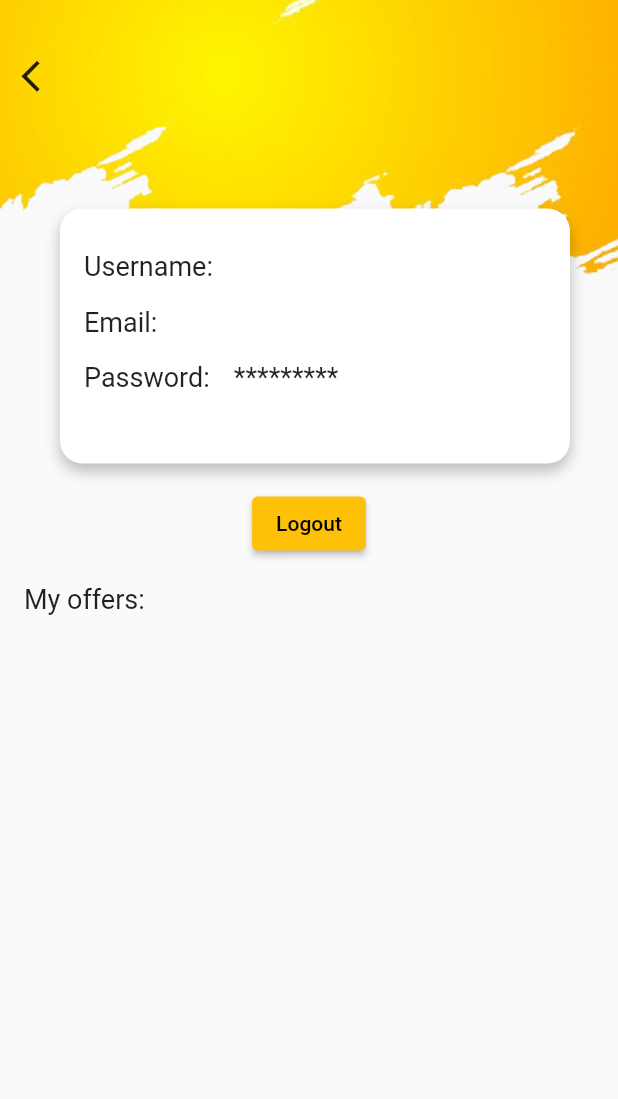
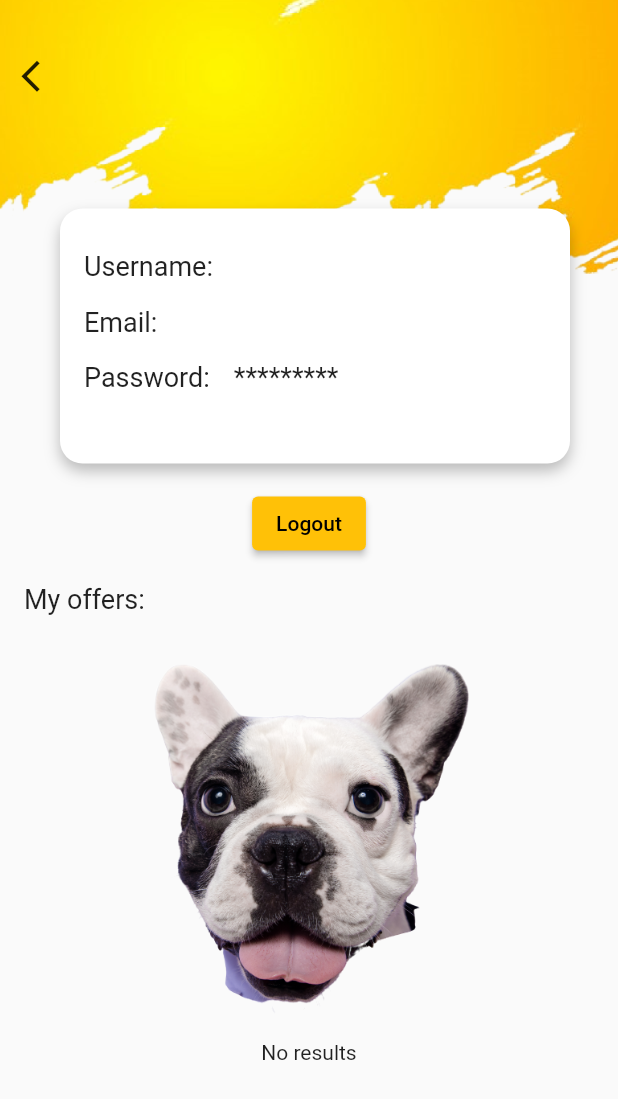
Before and after one commit to paulinaurbas/puppy.io, a Flutter app: the HomePage screen opened directly, after a tap on the "app settings alt" icon, on a phone screen of 412 x 824 dp. Shown: the top 1099 px of the screen. Run offline on Flutter 3.47's test engine with Material 2 defaults, Android fonts, the phone set to English and light mode, and no system bars; our stand-ins replace bloc, cached_network_image, dio, easy_localization, email_validator, flutter_bloc and 5 more; missing offline and left inert: galleryimage; accounts and stored records are empty; generated files the repository leaves out were written again; network calls fail.

Commit message:
no-results-illu (#33)

```diff
--- a/puppy_io/assets/translations/en.json
+++ b/puppy_io/assets/translations/en.json
@@ -56,5 +56,6 @@
   "labradorRetriever": "Labrador retriever",
   "germanShepherd": "German Shepherd",
   "crossbreed": "Crossbreed",
-  "different": "Different"
+  "different": "Different",
+  "noResults": "No results"
 }
--- a/puppy_io/assets/translations/pl.json
+++ b/puppy_io/assets/translations/pl.json
@@ -56,5 +56,6 @@
   "labradorRetriever": "Labrador retriever",
   "germanShepherd": "Owczarek niemiecki",
   "crossbreed": "Mieszaniec",
-  "different": "Inna"
+  "different": "Inna",
+  "noResults": "Niestety nie znaleźliśmy oferty zgodnej z Twoimi wymaganiami"
 }
--- a/puppy_io/lib/data/api_provider.dart
+++ b/puppy_io/lib/data/api_provider.dart
@@ -13,7 +13,7 @@ class ApiProvider {
   }
 
   Future<DogOfferResponse> userOffers(String userName) async {
-    return _dio.post('https://puppy-io.herokuapp.com/dogOffers/$userName').then((value) {
+    return _dio.get('https://puppy-io.herokuapp.com/dogOffersByOwner/paulina').then((value) {
       return DogOfferResponse.fromJson(value.data);
     });
   }
--- a/puppy_io/lib/screens/home/home_main_screen/bloc/home_screen_main_bloc.dart
+++ b/puppy_io/lib/screens/home/home_main_screen/bloc/home_screen_main_bloc.dart
@@ -21,7 +21,14 @@ class HomeScreenMainBloc extends Bloc<HomeScreenMainEvent, HomeScreenMainState>
     HomeScreenMainEvent event,
   ) async* {
     if (event is InitMainScreen) {
-      yield const FilteringOfferDogsState(listWithDogs: [], age: null, sex: null, distance: null, breed: '');
+      yield const FilteringOfferDogsState(
+        listWithDogs: [],
+        age: null,
+        sex: null,
+        distance: null,
+        breed: '',
+        isFirstScreen: true,
+      );
     } else if (event is DogAgeChanged) {
       if (state is! FilteringOfferDogsState) return;
       final currentState = state;
@@ -59,6 +66,7 @@ class HomeScreenMainBloc extends Bloc<HomeScreenMainEvent, HomeScreenMainState>
 
       final searchForDog = SearchForDog(
         ageLow: getLowAge((currentState).age),
+        ageHight: getHighAge(currentState.age),
         breed: currentState.breed,
         localizationRange: getDistance(currentState.distance),
         localization: listWithLatLon,
@@ -67,9 +75,9 @@ class HomeScreenMainBloc extends Bloc<HomeScreenMainEvent, HomeScreenMainState>
 
       if (state is! FilteringOfferDogsState) return;
 
-      final dogOffers = await _repository.searchForOffers(searchForDog);
+      final dogOffers = await _repository.searchForOffers(searchForDog,);
 
-      yield currentState.copyWith(listWithDogs: dogOffers);
+      yield currentState.copyWith(listWithDogs: dogOffers, isFirstScreen: false,);
     }
   }
 }
--- a/puppy_io/lib/screens/home/home_main_screen/bloc/home_screen_main_state.dart
+++ b/puppy_io/lib/screens/home/home_main_screen/bloc/home_screen_main_state.dart
@@ -11,6 +11,7 @@ class FilteringOfferDogsState extends HomeScreenMainState {
     required this.sex,
     required this.distance,
     required this.listWithDogs,
+    this.isFirstScreen = false,
     this.position,
   });
 
@@ -19,6 +20,7 @@ class FilteringOfferDogsState extends HomeScreenMainState {
   final Position? position;
   final Sex? sex;
   final Distance? distance;
+  final bool isFirstScreen;
   final List<DogOffer> listWithDogs;
 
   FilteringOfferDogsState copyWith({
@@ -28,6 +30,7 @@ class FilteringOfferDogsState extends HomeScreenMainState {
     Distance? distance,
     List<DogOffer>? listWithDogs,
     Position? position,
+    bool? isFirstScreen
   }) {
     return FilteringOfferDogsState(
       distance: distance ?? this.distance,
@@ -36,6 +39,7 @@ class FilteringOfferDogsState extends HomeScreenMainState {
       age: age ?? this.age,
       listWithDogs: listWithDogs ?? this.listWithDogs,
       position: position ?? this.position,
+      isFirstScreen: isFirstScreen ?? this.isFirstScreen,
     );
   }
 }
--- a/puppy_io/lib/screens/home/home_main_screen/view/home_form.dart
+++ b/puppy_io/lib/screens/home/home_main_screen/view/home_form.dart
@@ -18,9 +18,9 @@ class HomeForm extends StatelessWidget {
           OfferFiltering(),
           if (state is FilteringOfferDogsState)
             Expanded(
-              child: ListWithOffers(
+              child: (state.listWithDogs.isNotEmpty || state.isFirstScreen) ? ListWithOffers(
                 listWithDogsOffers: state.listWithDogs,
-              ),
+              ) : EmptyOffers(),
             )
           else
             Container(),
--- a/puppy_io/lib/screens/home/home_main_screen/widgets/list_with_offers.dart
+++ b/puppy_io/lib/screens/home/home_main_screen/widgets/list_with_offers.dart
@@ -1,5 +1,7 @@
+import 'package:easy_localization/easy_localization.dart';
 import 'package:flutter/material.dart';
 import 'package:puppy_io/data/models/dog.dart';
+import 'package:puppy_io/generated/locale_keys.g.dart';
 import 'package:puppy_io/screens/home/home_main_screen/widgets/single_dog_offer.dart';
 
 class ListWithOffers extends StatelessWidget {
@@ -28,3 +30,28 @@ class ListWithOffers extends StatelessWidget {
     );
   }
 }
+
+class EmptyOffers extends StatelessWidget {
+  const EmptyOffers({
+    Key? key,
+  }) : super(key: key);
+
+  @override
+  Widget build(BuildContext context) {
+    return Padding(
+      padding: const EdgeInsets.symmetric(horizontal: 24, vertical: 16),
+      child: Column(
+        children: [
+          const Padding(
+            padding: EdgeInsets.symmetric(horizontal: 48),
+            child: Image(
+              image: AssetImage('assets/images/no_results_illustartion.png'),
+              fit: BoxFit.cover,
+            ),
+          ),
+          Text(LocaleKeys.noResults.tr())
+        ],
+      ),
+    );
+  }
+}
--- a/puppy_io/lib/screens/home/settings/view/settings_form.dart
+++ b/puppy_io/lib/screens/home/settings/view/settings_form.dart
@@ -64,10 +64,10 @@ class SettingsForm extends StatelessWidget {
                 ),
               ),
               Expanded(
-                child: ListWithOffers(
+                child: (state.listWithDogs.isNotEmpty) ? ListWithOffers(
                   listWithDogsOffers: state.listWithDogs,
                   isEditView: true,
-                ),
+                ) : EmptyOffers(),
               )
             ],
           );
```
Also changed, not shown: puppy_io/assets/images/no_results_illustartion.png (added), puppy_io/lib/data/models/search_for_dog.g.dart, puppy_io/lib/generated/locale_keys.g.dart.
